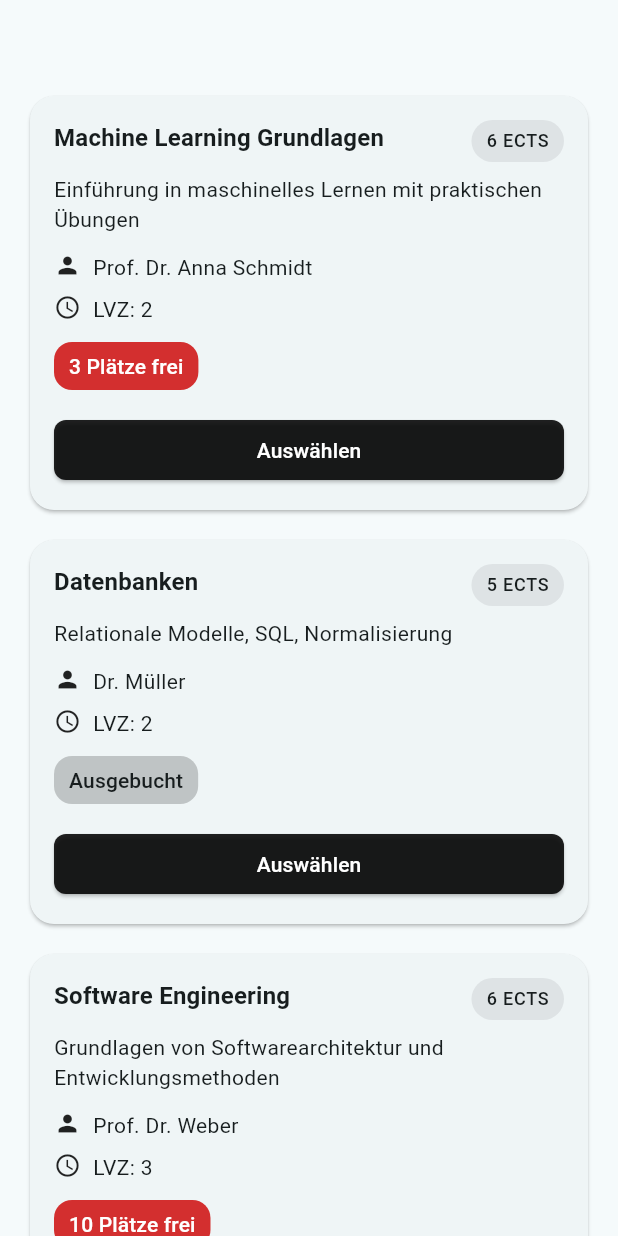
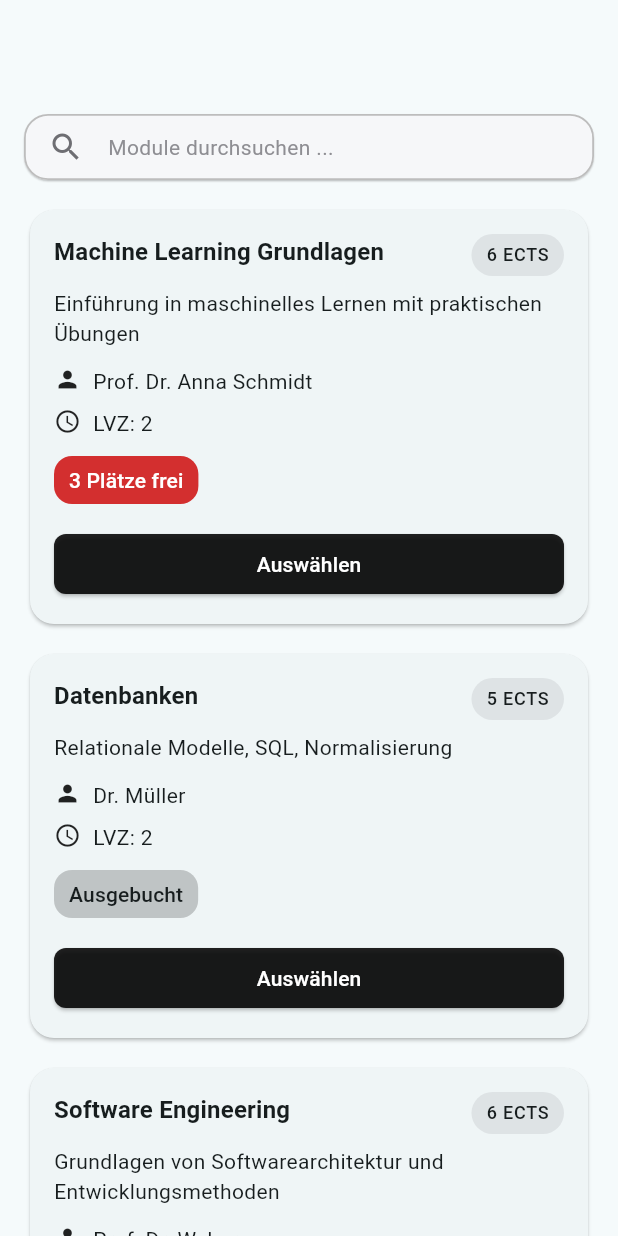
Before and after one commit to PhillipSteph/WaPfAu, a Flutter app: the CoursePage screen opened directly with empty values, on a phone screen of 412 x 824 dp. Run offline on Flutter 3.47's test engine with Material 3 defaults, Android fonts, the phone set to English and light mode, and no system bars; accounts and stored records are empty.

Commit message:
add: searchbar.dart to coursePage.dart

```diff
--- a/lib/main.dart
+++ b/lib/main.dart
@@ -43,8 +43,8 @@ class _MyHomePageState extends State<MyHomePage> {
     return Scaffold(
       body: Container(
           child:
-          //CoursePage(title: 'Kurse', coreService: coreService)
-          ConfirmationPage(coreService: coreService)
+          CoursePage(title: 'Kurse', coreService: coreService)
+          //ConfirmationPage(coreService: coreService)
       ),
     );
   }
--- a/lib/pages/coursePage.dart
+++ b/lib/pages/coursePage.dart
@@ -5,7 +5,7 @@ import 'package:wapfau/services/coreService.dart';
 import '../models/course.dart';
 import '../services/courseService.dart';
 import '../widgets/card.dart';
-
+import '../widgets/searchbar.dart';
 
 class CoursePage extends StatefulWidget {
   const CoursePage({super.key, required this.title, required this.coreService});
@@ -20,6 +20,7 @@ class _CoursesPageState extends State<CoursePage> {
   late User user;
   late CourseService courseService;
   late List<Course> courses;
+  String _query = '';
 
   @override
   void initState() {
@@ -42,23 +43,44 @@ class _CoursesPageState extends State<CoursePage> {
     });
   }
 
+  List<Course> get _filteredCourses {
+    if (_query.isEmpty) return courses;
+    final q = _query.toLowerCase();
+    return courses.where((c) => c.title.toLowerCase().contains(q)).toList();
+  }
+
   @override
   Widget build(BuildContext context) {
     return Scaffold(
-      body: ListView.separated(
-        padding: EdgeInsets.only(left: 16, right: 16, bottom: 16, top: 60),
-        itemCount: courses.length,
+      body: Column(
+        children: [
+          const SizedBox(height: 60),
+
+          // SearchBar
+          CourseSearchBar(
+            onQueryChanged: (q) => setState(() => _query = q),
+            initialQuery: _query,
+            hintText: 'Module durchsuchen ...',
+          ),
+
+          Expanded(
+            child: ListView.separated(
+              padding: const EdgeInsets.only(left: 16, right: 16, bottom: 16, top: 8),
+              itemCount: _filteredCourses.length,
               separatorBuilder: (_, __) => const SizedBox(height: 12),
               itemBuilder: (context, i) {
-          final course = courses[i];
+                final course = _filteredCourses[i];
                 final isSelected = widget.coreService.selectedCourses.contains(course);
                 return CourseCard(
                   course: course,
                   isSelected: isSelected,
                   onToggleSelect: () => _toggleSelection(course),
-            canBeChosen: widget.coreService.selectedCourses.length < maxCourses
+                  canBeChosen: widget.coreService.selectedCourses.length < maxCourses,
                 );
               },
+            ),
+          ),
+        ],
       ),
     );
   }
--- /dev/null
+++ b/lib/widgets/searchbar.dart
@@ -0,0 +1,222 @@
+import 'package:flutter/material.dart';
+import 'package:wapfau/models/course.dart';
+
+class CourseSearchBar extends StatefulWidget {
+  const CourseSearchBar({
+    super.key,
+    required this.onQueryChanged,
+    this.onSubmitted,
+    this.hintText = 'Module durchsuchen…',
+    this.initialQuery = '',
+    this.padding = const EdgeInsets.fromLTRB(16, 16, 16, 8),
+    this.showInlineSuggestions = false,
+    this.suggestionsSource = const <Course>[],
+    this.maxSuggestions = 8,
+    this.noResultsText = 'Keine Treffer',
+  });
+
+  final ValueChanged<String> onQueryChanged;
+  final ValueChanged<String>? onSubmitted;
+
+  final String hintText;
+  final String initialQuery;
+  final EdgeInsets padding;
+
+  // Optional: Inline-Vorschläge direkt unter dem Feld
+  final bool showInlineSuggestions;
+  final List<Course> suggestionsSource;
+  final int maxSuggestions;
+  final String noResultsText;
+
+  @override
+  State<CourseSearchBar> createState() => _CourseSearchBarState();
+}
+
+class _CourseSearchBarState extends State<CourseSearchBar> {
+  static const Color _bgColor       = Color(0xFFF6F7F9);
+  static const Color _idleBorder    = Color(0xFFBDBDBD);
+  static const Color _focusBorder   = Color(0xFF8E8E93);
+  static const Color _hintColor     = Color(0xFF8E8E93);
+  static const Color _iconColor     = Color(0xFF6E6E73);
+
+  late final SearchController _controller;
+  final FocusNode _focusNode = FocusNode();
+  String _query = '';
+  bool _focused = false;
+
+  @override
+  void initState() {
+    super.initState();
+    _controller = SearchController();
+    _controller.text = widget.initialQuery;
+    _query = widget.initialQuery;
+
+    _controller.addListener(_handleControllerChange);
+    _focusNode.addListener(() => setState(() => _focused = _focusNode.hasFocus));
+  }
+
+  void _handleControllerChange() {
+    final text = _controller.text.trim();
+    if (text != _query) {
+      setState(() => _query = text);
+      widget.onQueryChanged(text);
+    }
+  }
+
+  @override
+  void dispose() {
+    _controller.removeListener(_handleControllerChange);
+    _controller.dispose();
+    _focusNode.dispose();
+    super.dispose();
+  }
+
+  List<Course> _computeSuggestions(String input) {
+    if (input.isEmpty) return const [];
+    final q = input.toLowerCase();
+    final seen = <String>{};
+    final out = <Course>[];
+    for (final c in widget.suggestionsSource) {
+      final title = c.title;
+      if (title.toLowerCase().contains(q) && seen.add(title)) {
+        out.add(c);
+        if (out.length >= widget.maxSuggestions) break;
+      }
+    }
+    return out;
+  }
+
+  @override
+  Widget build(BuildContext context) {
+    final suggestions = widget.showInlineSuggestions
+        ? _computeSuggestions(_query)
+        : const <Course>[];
+
+    final shape = WidgetStatePropertyAll<RoundedRectangleBorder>(
+      RoundedRectangleBorder(borderRadius: BorderRadius.circular(16)),
+    );
+
+    final side = WidgetStateProperty.resolveWith<BorderSide>((states) {
+      if (states.contains(WidgetState.focused)) {
+        return const BorderSide(color: _focusBorder, width: 1.6);
+      }
+      if (states.contains(WidgetState.hovered)) {
+        return const BorderSide(color: _focusBorder, width: 1.3);
+      }
+      return const BorderSide(color: _idleBorder, width: 1.2);
+    });
+
+    final elevation = WidgetStateProperty.resolveWith<double>((states) {
+      if (states.contains(WidgetState.focused)) return 1.6;
+      if (states.contains(WidgetState.hovered)) return 1.0;
+      return 0.5;
+    });
+
+    final backgroundColor = const WidgetStatePropertyAll<Color>(_bgColor);
+
+    return Padding(
+      padding: widget.padding,
+      child: Column(
+        mainAxisSize: MainAxisSize.min,
+        children: [
+          SearchBar(
+            controller: _controller,
+            focusNode: _focusNode,
+            hintText: widget.hintText,
+            leading: const Icon(Icons.search, color: _iconColor),
+            padding: const WidgetStatePropertyAll<EdgeInsets>(
+              EdgeInsets.symmetric(horizontal: 16),
+            ),
+            shape: shape,
+            side: side,
+            elevation: elevation,
+            backgroundColor: backgroundColor,
+            constraints: const BoxConstraints(minHeight: 44), // schlanke Höhe
+            surfaceTintColor: const WidgetStatePropertyAll<Color>(Colors.transparent),
+            overlayColor: const WidgetStatePropertyAll<Color>(Colors.transparent),
+
+            hintStyle: const WidgetStatePropertyAll<TextStyle>(
+              TextStyle(color: _hintColor),
+            ),
+            textStyle: WidgetStatePropertyAll<TextStyle>(
+              Theme.of(context).textTheme.bodyMedium!,
+            ),
+
+            onChanged: (_) {
+            },
+            onSubmitted: (value) => widget.onSubmitted?.call(value.trim()),
+            trailing: [
+              if (_query.isNotEmpty)
+                IconButton(
+                  tooltip: 'Suche leeren',
+                  onPressed: () => _controller.clear(),
+                  icon: const Icon(Icons.clear, color: _iconColor),
+                ),
+            ],
+          ),
+
+          if (widget.showInlineSuggestions && (_focused || _query.isNotEmpty))
+            _InlineSuggestions(
+              query: _query,
+              compute: _computeSuggestions,
+              noResultsText: widget.noResultsText,
+            ),
+        ],
+      ),
+    );
+  }
+}
+
+class _InlineSuggestions extends StatelessWidget {
+  const _InlineSuggestions({
+    required this.query,
+    required this.compute,
+    required this.noResultsText,
+  });
+
+  final String query;
+  final List<Course> Function(String) compute;
+  final String noResultsText;
+
+  @override
+  Widget build(BuildContext context) {
+    final items = compute(query);
+    if (query.isEmpty) return const SizedBox.shrink();
+
+    return Container(
+      margin: const EdgeInsets.only(top: 6),
+      decoration: BoxDecoration(
+        color: Theme.of(context).colorScheme.surface,
+        border: Border.all(color: Theme.of(context).dividerColor),
+        borderRadius: BorderRadius.circular(12),
+      ),
+      child: items.isEmpty
+          ? Padding(
+        padding: const EdgeInsets.all(12.0),
+        child: Align(
+          alignment: Alignment.centerLeft,
+          child: Text(
+            noResultsText,
+            style: Theme.of(context).textTheme.bodyMedium,
+          ),
+        ),
+      )
+          : ListView.separated(
+        shrinkWrap: true,
+        physics: const NeverScrollableScrollPhysics(),
+        itemCount: items.length,
+        separatorBuilder: (_, __) => const Divider(height: 1),
+        itemBuilder: (context, i) {
+          final c = items[i];
+          return ListTile(
+            dense: true,
+            title: Text(c.title),
+            onTap: () {
+              FocusScope.of(context).unfocus();
+            },
+          );
+        },
+      ),
+    );
+  }
+}
```
Also changed, not shown: pubspec.lock. Lines whose indentation alone changed are shown as unchanged.
